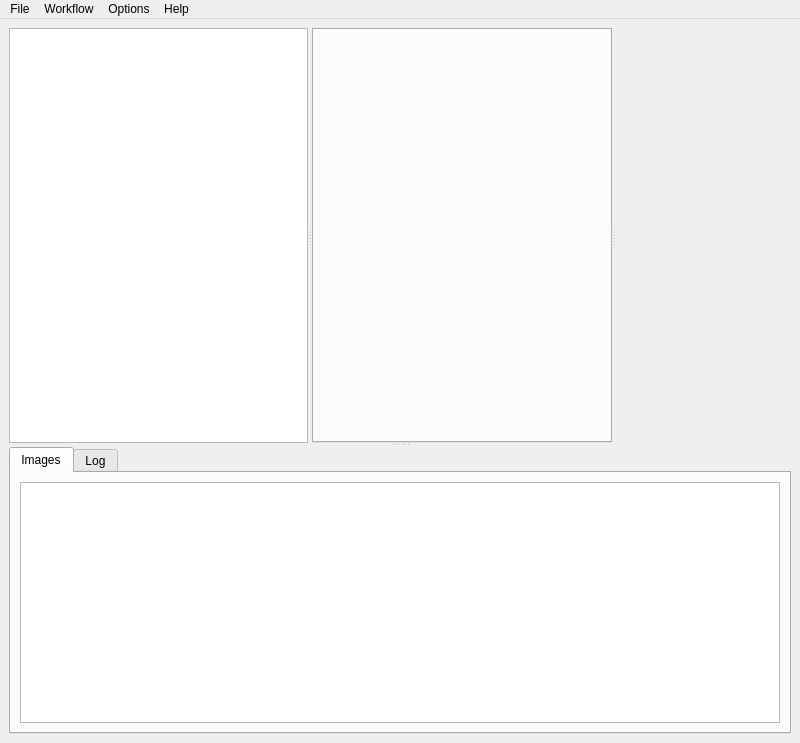
This is code/3DMuVi/gui/forms/CMainWindow.ui in Boy2melo/3DMuVi as Qt 5 draws it before an edit. The edited form follows.
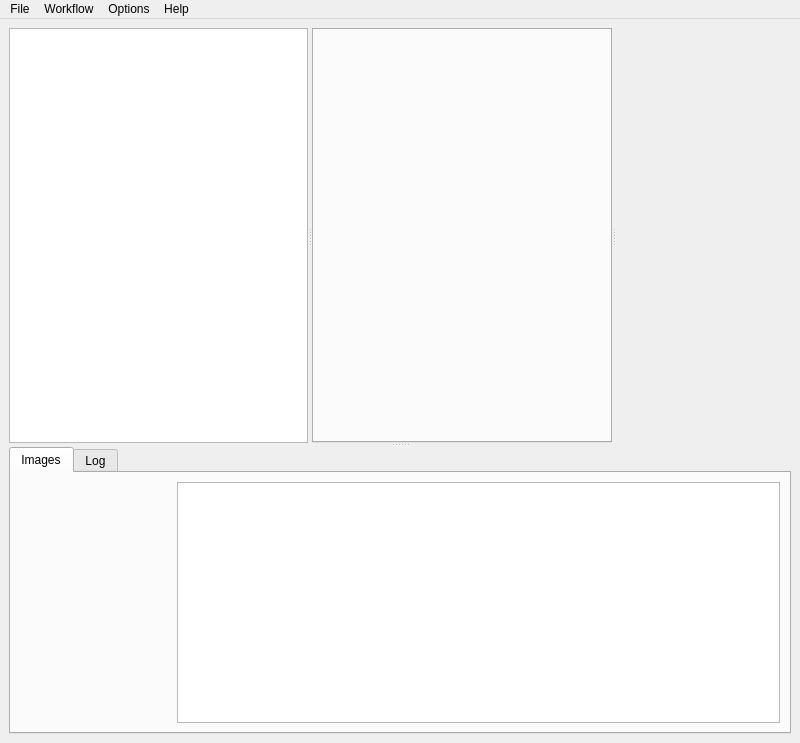
This is the edited form. Custom widgets are drawn as their Qt base class.

Commit message: GUI: CDatasetSelector implementiert.

```diff
--- a/code/3DMuVi/gui/forms/CMainWindow.ui
+++ b/code/3DMuVi/gui/forms/CMainWindow.ui
@@ -129,7 +129,10 @@
         <attribute name="title">
          <string>Images</string>
         </attribute>
-        <layout class="QHBoxLayout" name="horizontalLayout_4">
+        <layout class="QHBoxLayout" name="horizontalLayout_4" stretch="1,4">
+         <item>
+          <widget class="CDatasetSelector" name="datasetSelector" native="true"/>
+         </item>
          <item>
           <widget class="CImagePreviewWidget" name="imagePreviewWidget">
            <property name="minimumSize">
@@ -308,6 +311,12 @@
    <extends>QPlainTextEdit</extends>
    <header location="global">gui/CLogWidget.h</header>
   </customwidget>
+  <customwidget>
+   <class>CDatasetSelector</class>
+   <extends>QWidget</extends>
+   <header location="global">gui/CDatasetSelector.h</header>
+   <container>1</container>
+  </customwidget>
  </customwidgets>
  <resources/>
  <connections/>
```
The commit also changes 8 other files.
